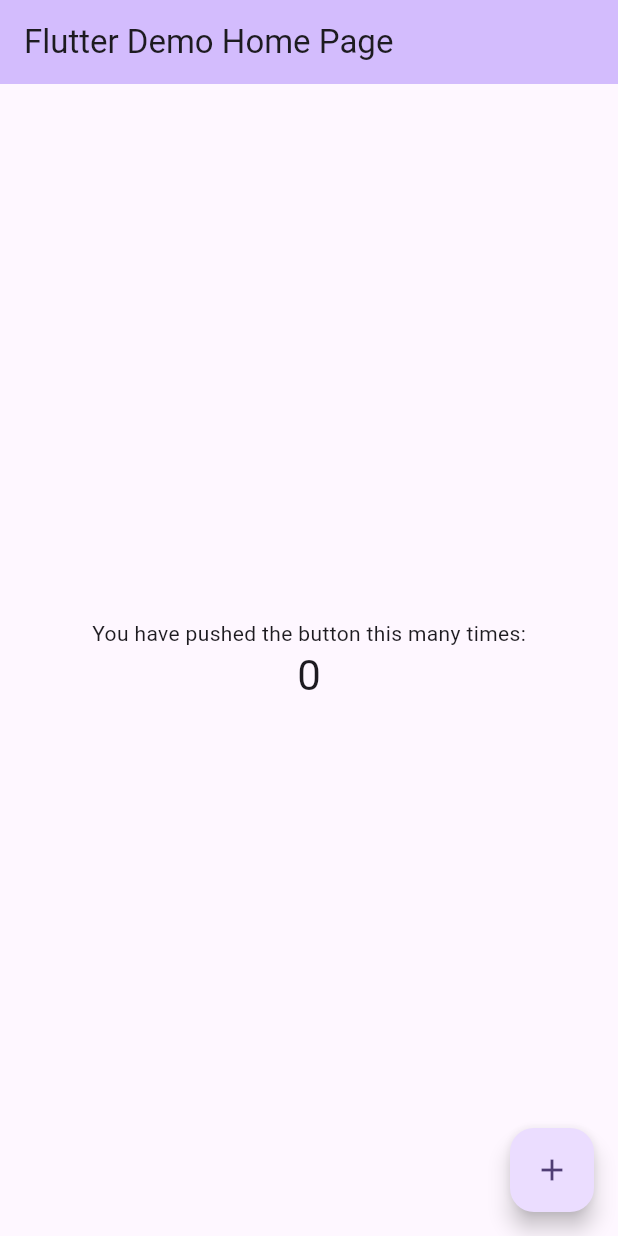
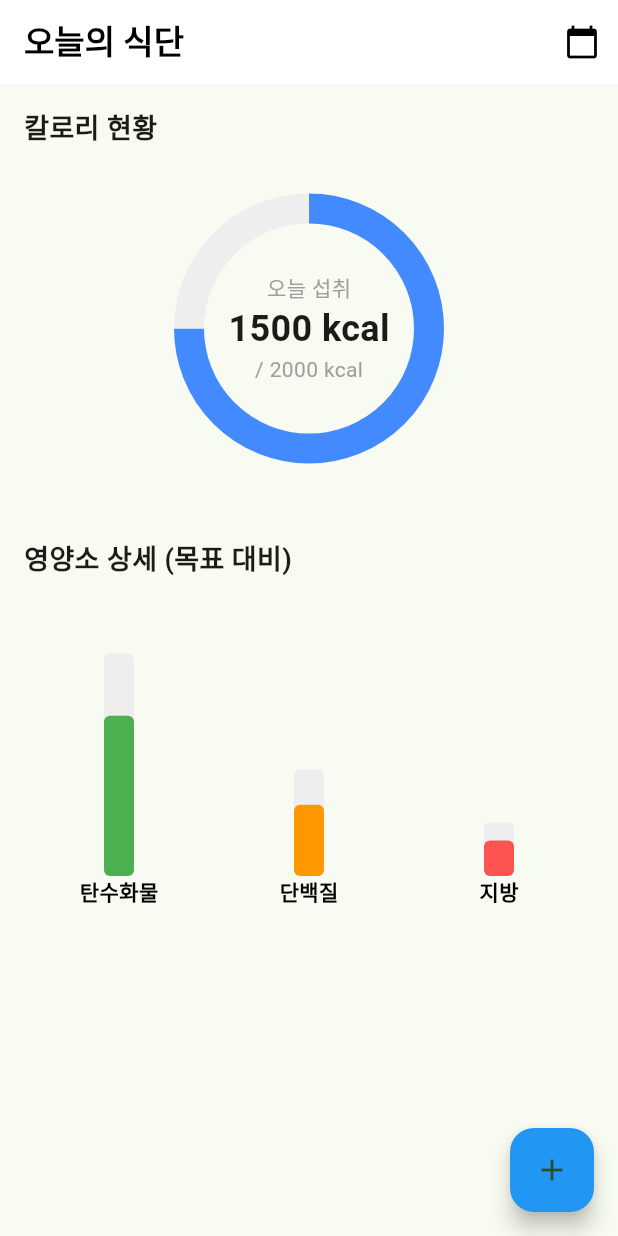
Before and after one commit to jungminmobile/Iwantfirst, a Flutter app: the screen it shows after launch, on a phone screen of 412 x 824 dp. Run offline on Flutter 3.47's test engine with Material 3 defaults, Android fonts, the phone set to English and light mode, and no system bars; drawn by our look-alikes of fl_chart; our stand-ins replace firebase_core; accounts and stored records are empty.

Commit message:
홈화면 개설

```diff
--- a/lib/main.dart
+++ b/lib/main.dart
@@ -1,12 +1,15 @@
-import 'package:firebase_core/firebase_core.dart'; // 1. 맨 위에 이 줄 추가 (자동 임포트 안 되면 직접 입력)
-import 'firebase_options.dart'; // 2. 이것도 추가 (자동 생성된 파일)
 import 'package:flutter/material.dart';
+import 'package:firebase_core/firebase_core.dart';
+import 'firebase_options.dart'; // 이 파일이 없으면 에러가 납니다 (Firebase CLI 설정 필요)
 
-// 3. main 함수를 이렇게 바꿉니다.
-void main() async { // async 키워드 추가
+// 우리가 만든 홈 화면 임포트
+import 'screens/home_screen.dart';
+
+void main() async {
   WidgetsFlutterBinding.ensureInitialized(); // 플러터 엔진 초기화
 
-  await Firebase.initializeApp( // 파이어베이스 초기화
+  // Firebase 초기화 (사용자님이 작성하신 코드 유지)
+  await Firebase.initializeApp(
     options: DefaultFirebaseOptions.currentPlatform,
   );
 
@@ -16,116 +19,20 @@ void main() async { // async 키워드 추가
 class MyApp extends StatelessWidget {
   const MyApp({super.key});
 
-  // This widget is the root of your application.
   @override
   Widget build(BuildContext context) {
     return MaterialApp(
-      title: 'Flutter Demo',
+      debugShowCheckedModeBanner: false, // 오른쪽 위 'Debug' 띠 제거
+      title: 'AI 식단 관리',
       theme: ThemeData(
-        // This is the theme of your application.
-        //
-        // TRY THIS: Try running your application with "flutter run". You'll see
-        // the application has a purple toolbar. Then, without quitting the app,
-        // try changing the seedColor in the colorScheme below to Colors.green
-        // and then invoke "hot reload" (save your changes or press the "hot
-        // reload" button in a Flutter-supported IDE, or press "r" if you used
-        // the command line to start the app).
-        //
-        // Notice that the counter didn't reset back to zero; the application
-        // state is not lost during the reload. To reset the state, use hot
-        // restart instead.
-        //
-        // This works for code too, not just values: Most code changes can be
-        // tested with just a hot reload.
-        colorScheme: .fromSeed(seedColor: Colors.deepPurple),
+        // 전체 테마 색상을 초록색 계열로 변경 (식단 관리 느낌)
+        colorScheme: ColorScheme.fromSeed(seedColor: Colors.green),
+        useMaterial3: true,
       ),
-      home: const MyHomePage(title: 'Flutter Demo Home Page'),
+      // [중요] 여기서 MyHomePage(카운터 앱) 대신 HomeScreen을 연결합니다.
+      home: const HomeScreen(),
     );
   }
 }
 
-class MyHomePage extends StatefulWidget {
-  const MyHomePage({super.key, required this.title});
-
-  // This widget is the home page of your application. It is stateful, meaning
-  // that it has a State object (defined below) that contains fields that affect
-  // how it looks.
-
-  // This class is the configuration for the state. It holds the values (in this
-  // case the title) provided by the parent (in this case the App widget) and
-  // used by the build method of the State. Fields in a Widget subclass are
-  // always marked "final".
-
-  final String title;
-
-  @override
-  State<MyHomePage> createState() => _MyHomePageState();
-}
-
-class _MyHomePageState extends State<MyHomePage> {
-  int _counter = 0;
-
-  void _incrementCounter() {
-    setState(() {
-      // This call to setState tells the Flutter framework that something has
-      // changed in this State, which causes it to rerun the build method below
-      // so that the display can reflect the updated values. If we changed
-      // _counter without calling setState(), then the build method would not be
-      // called again, and so nothing would appear to happen.
-      _counter++;
-    });
-  }
-
-  @override
-  Widget build(BuildContext context) {
-    // This method is rerun every time setState is called, for instance as done
-    // by the _incrementCounter method above.
-    //
-    // The Flutter framework has been optimized to make rerunning build methods
-    // fast, so that you can just rebuild anything that needs updating rather
-    // than having to individually change instances of widgets.
-    return Scaffold(
-      appBar: AppBar(
-        // TRY THIS: Try changing the color here to a specific color (to
-        // Colors.amber, perhaps?) and trigger a hot reload to see the AppBar
-        // change color while the other colors stay the same.
-        backgroundColor: Theme.of(context).colorScheme.inversePrimary,
-        // Here we take the value from the MyHomePage object that was created by
-        // the App.build method, and use it to set our appbar title.
-        title: Text(widget.title),
-      ),
-      body: Center(
-        // Center is a layout widget. It takes a single child and positions it
-        // in the middle of the parent.
-        child: Column(
-          // Column is also a layout widget. It takes a list of children and
-          // arranges them vertically. By default, it sizes itself to fit its
-          // children horizontally, and tries to be as tall as its parent.
-          //
-          // Column has various properties to control how it sizes itself and
-          // how it positions its children. Here we use mainAxisAlignment to
-          // center the children vertically; the main axis here is the vertical
-          // axis because Columns are vertical (the cross axis would be
-          // horizontal).
-          //
-          // TRY THIS: Invoke "debug painting" (choose the "Toggle Debug Paint"
-          // action in the IDE, or press "p" in the console), to see the
-          // wireframe for each widget.
-          mainAxisAlignment: .center,
-          children: [
-            const Text('You have pushed the button this many times:'),
-            Text(
-              '$_counter',
-              style: Theme.of(context).textTheme.headlineMedium,
-            ),
-          ],
-        ),
-      ),
-      floatingActionButton: FloatingActionButton(
-        onPressed: _incrementCounter,
-        tooltip: 'Increment',
-        child: const Icon(Icons.add),
-      ),
-    );
-  }
-}
+// 밑에 있던 class MyHomePage ... 와 class _MyHomePageState ... 는 이제 필요 없으니 지웁니다.
--- /dev/null
+++ b/lib/models/nutrient_data.dart
@@ -0,0 +1,21 @@
+class NutrientData {
+  final double currentCalories;
+  final double targetCalories;
+  final double currentCarbs; // 탄수화물
+  final double targetCarbs;
+  final double currentProtein; // 단백질
+  final double targetProtein;
+  final double currentFat; // 지방
+  final double targetFat;
+
+  NutrientData({
+    required this.currentCalories,
+    required this.targetCalories,
+    required this.currentCarbs,
+    required this.targetCarbs,
+    required this.currentProtein,
+    required this.targetProtein,
+    required this.currentFat,
+    required this.targetFat,
+  });
+}
--- /dev/null
+++ b/lib/screens/home_screen.dart
@@ -0,0 +1,81 @@
+import 'package:flutter/material.dart';
+import '../models/nutrient_data.dart';
+import '../widgets/calorie_chart.dart';
+import '../widgets/macro_chart.dart';
+
+class HomeScreen extends StatefulWidget {
+  const HomeScreen({super.key});
+
+  @override
+  State<HomeScreen> createState() => _HomeScreenState();
+}
+
+class _HomeScreenState extends State<HomeScreen> {
+  // 나중에는 이 데이터를 Firebase에서 불러올 것입니다.
+  final NutrientData dummyData = NutrientData(
+    currentCalories: 1500,
+    targetCalories: 2000,
+    currentCarbs: 180,
+    targetCarbs: 250,
+    currentProtein: 80,
+    targetProtein: 120,
+    currentFat: 40,
+    targetFat: 60,
+  );
+
+  @override
+  Widget build(BuildContext context) {
+    return Scaffold(
+      appBar: AppBar(
+        title: const Text('오늘의 식단', style: TextStyle(color: Colors.black, fontWeight: FontWeight.bold)),
+        backgroundColor: Colors.white,
+        elevation: 0,
+        actions: [
+          IconButton(onPressed: (){}, icon: const Icon(Icons.calendar_today, color: Colors.black)),
+        ],
+      ),
+      body: SingleChildScrollView(
+        padding: const EdgeInsets.all(16.0),
+        child: Column(
+          crossAxisAlignment: CrossAxisAlignment.start,
+          children: [
+            // 1. 섹션 제목
+            const Text("칼로리 현황", style: TextStyle(fontSize: 18, fontWeight: FontWeight.bold)),
+            const SizedBox(height: 20),
+
+            // 2. 원형 그래프 위젯
+            CalorieChart(
+              current: dummyData.currentCalories,
+              target: dummyData.targetCalories,
+            ),
+
+            const SizedBox(height: 40),
+
+            // 3. 섹션 제목
+            const Text("영양소 상세 (목표 대비)", style: TextStyle(fontSize: 18, fontWeight: FontWeight.bold)),
+            const SizedBox(height: 20),
+
+            // 4. 막대 그래프 위젯
+            MacroChart(
+              carbs: dummyData.currentCarbs,
+              targetCarbs: dummyData.targetCarbs,
+              protein: dummyData.currentProtein,
+              targetProtein: dummyData.targetProtein,
+              fat: dummyData.currentFat,
+              targetFat: dummyData.targetFat,
+            ),
+          ],
+        ),
+      ),
+      // 다음 단계 예고: 여기에 식단 입력 버튼(FAB)을 추가할 예정입니다.
+      floatingActionButton: FloatingActionButton(
+        onPressed: () {
+          // 식단 입력 화면으로 이동
+          print("식단 입력 버튼 클릭됨");
+        },
+        backgroundColor: Colors.blue,
+        child: const Icon(Icons.add),
+      ),
+    );
+  }
+}
--- /dev/null
+++ b/lib/widgets/calorie_chart.dart
@@ -0,0 +1,65 @@
+import 'package:fl_chart/fl_chart.dart';
+import 'package:flutter/material.dart';
+
+class CalorieChart extends StatelessWidget {
+  final double current;
+  final double target;
+
+  const CalorieChart({super.key, required this.current, required this.target});
+
+  @override
+  Widget build(BuildContext context) {
+    // 남은 칼로리 계산 (음수가 되지 않도록 처리)
+    final double remaining = (target - current).clamp(0, target);
+
+    return SizedBox(
+      height: 200,
+      child: Stack(
+        children: [
+          PieChart(
+            PieChartData(
+              startDegreeOffset: 270, // 12시 방향부터 시작
+              sectionsSpace: 0,
+              centerSpaceRadius: 70, // 도넛 모양으로 만들기 위해 중앙 비우기
+              sections: [
+                // 섭취한 칼로리 (색상 표시)
+                PieChartSectionData(
+                  color: Colors.blueAccent,
+                  value: current,
+                  title: '',
+                  radius: 20,
+                  showTitle: false,
+                ),
+                // 남은 칼로리 (회색 표시)
+                PieChartSectionData(
+                  color: Colors.grey[200],
+                  value: remaining,
+                  title: '',
+                  radius: 20,
+                  showTitle: false,
+                ),
+              ],
+            ),
+          ),
+          // 그래프 중앙에 텍스트 표시
+          Center(
+            child: Column(
+              mainAxisSize: MainAxisSize.min,
+              children: [
+                const Text('오늘 섭취', style: TextStyle(fontSize: 14, color: Colors.grey)),
+                Text(
+                  '${current.toInt()} kcal',
+                  style: const TextStyle(fontSize: 24, fontWeight: FontWeight.bold),
+                ),
+                Text(
+                  '/ ${target.toInt()} kcal',
+                  style: const TextStyle(fontSize: 14, color: Colors.grey),
+                ),
+              ],
+            ),
+          ),
+        ],
+      ),
+    );
+  }
+}
--- /dev/null
+++ b/lib/widgets/macro_chart.dart
@@ -0,0 +1,84 @@
+import 'package:fl_chart/fl_chart.dart';
+import 'package:flutter/material.dart';
+
+class MacroChart extends StatelessWidget {
+  final double carbs, targetCarbs;
+  final double protein, targetProtein;
+  final double fat, targetFat;
+
+  const MacroChart({
+    super.key,
+    required this.carbs, required this.targetCarbs,
+    required this.protein, required this.targetProtein,
+    required this.fat, required this.targetFat,
+  });
+
+  @override
+  Widget build(BuildContext context) {
+    return SizedBox(
+      height: 200,
+      child: BarChart(
+        BarChartData(
+          alignment: BarChartAlignment.spaceAround,
+          maxY: _calculateMaxY(), // 그래프 최대 높이 자동 계산
+          barTouchData: BarTouchData(enabled: false), // 터치 효과 끄기
+          titlesData: FlTitlesData(
+            show: true,
+            bottomTitles: AxisTitles(
+              sideTitles: SideTitles(
+                showTitles: true,
+                getTitlesWidget: (double value, TitleMeta meta) {
+                  const style = TextStyle(color: Colors.black, fontWeight: FontWeight.bold, fontSize: 14);
+                  switch (value.toInt()) {
+                    case 0: return const Text('탄수화물', style: style);
+                    case 1: return const Text('단백질', style: style);
+                    case 2: return const Text('지방', style: style);
+                    default: return const Text('');
+                  }
+                },
+              ),
+            ),
+            leftTitles: const AxisTitles(sideTitles: SideTitles(showTitles: false)), // 왼쪽 수치 숨김
+            topTitles: const AxisTitles(sideTitles: SideTitles(showTitles: false)),
+            rightTitles: const AxisTitles(sideTitles: SideTitles(showTitles: false)),
+          ),
+          borderData: FlBorderData(show: false),
+          gridData: const FlGridData(show: false),
+          barGroups: [
+            _makeBarGroup(0, carbs, targetCarbs, Colors.green), // 탄수화물
+            _makeBarGroup(1, protein, targetProtein, Colors.orange), // 단백질
+            _makeBarGroup(2, fat, targetFat, Colors.redAccent), // 지방
+          ],
+        ),
+      ),
+    );
+  }
+
+  // 그래프의 최대 Y축 값을 목표치 중 가장 큰 값 + 20% 여유분으로 설정
+  double _calculateMaxY() {
+    double maxVal = targetCarbs;
+    if (targetProtein > maxVal) maxVal = targetProtein;
+    if (targetFat > maxVal) maxVal = targetFat;
+    return maxVal * 1.2;
+  }
+
+  // 개별 막대 생성 함수
+  BarChartGroupData _makeBarGroup(int x, double current, double target, Color color) {
+    return BarChartGroupData(
+      x: x,
+      barRods: [
+        BarChartRodData(
+          toY: current, // 현재 섭취량
+          color: color,
+          width: 20,
+          borderRadius: BorderRadius.circular(4),
+          backDrawRodData: BackgroundBarChartRodData(
+            show: true,
+            toY: target, // 목표량 (회색 배경으로 표시)
+            color: Colors.grey[200],
+          ),
+        ),
+      ],
+    );
+  }
+}
```
Also changed, not shown: pubspec.yaml (+17 -4 lines).
